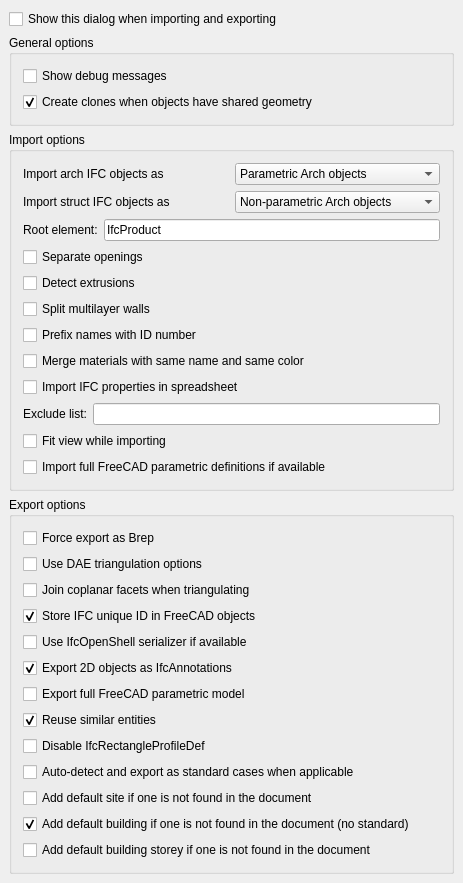
berndhahnebach/All_FreeCAD, file src/Mod/Arch/Resources/ui/preferences-ifc.ui: the form before one commit.
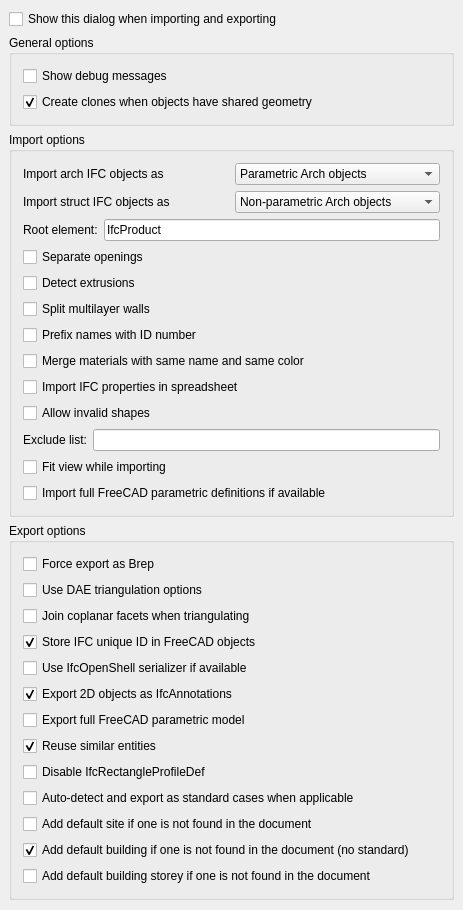
The form after the commit. Custom widgets are drawn as their Qt base class.

Commit message: Arch: Added option to allow import of invalid IFC geometry

Diff of the .ui file:
```diff
--- a/src/Mod/Arch/Resources/ui/preferences-ifc.ui
+++ b/src/Mod/Arch/Resources/ui/preferences-ifc.ui
@@ -7,7 +7,7 @@
     <x>0</x>
     <y>0</y>
     <width>463</width>
-    <height>883</height>
+    <height>910</height>
    </rect>
   </property>
   <property name="windowTitle">
@@ -305,6 +305,22 @@
         </property>
        </widget>
       </item>
+      <item>
+       <widget class="Gui::PrefCheckBox" name="checkBox_22">
+        <property name="toolTip">
+         <string>IFC files can contain unclean or non-solid geometry. If this option is checked, all the geometry is imported, regardless of their validity.</string>
+        </property>
+        <property name="text">
+         <string>Allow invalid shapes</string>
+        </property>
+        <property name="prefEntry" stdset="0">
+         <cstring>ifcAllowInvalid</cstring>
+        </property>
+        <property name="prefPath" stdset="0">
+         <cstring>Mod/Arch</cstring>
+        </property>
+       </widget>
+      </item>
       <item>
        <layout class="QHBoxLayout" name="horizontalLayout_13">
         <item>
```
The commit also changes 1 other file.
